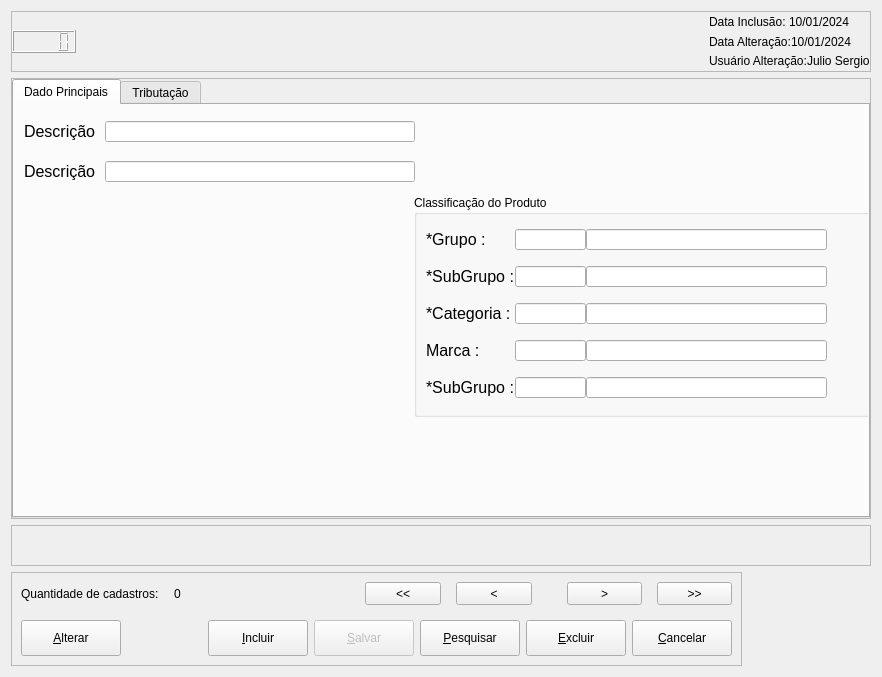
Locked666/My-Finance-QtDesigner, file ui/CadProdutos.ui: the form before one commit.
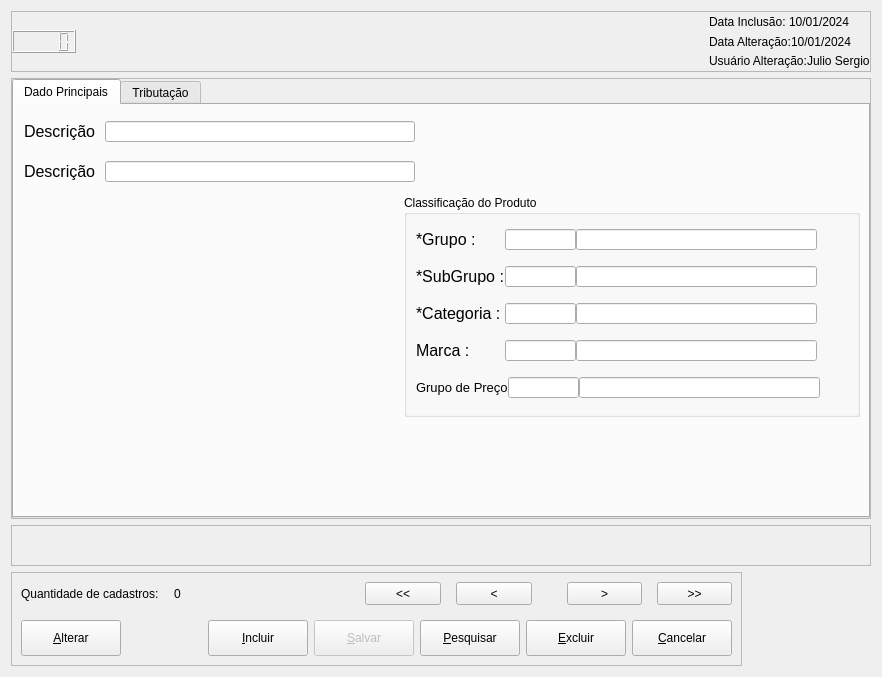
The form after the commit. Icons and pictures are not drawn.

Commit message: organize label

The edit to the form file:
```diff
--- a/ui/CadProdutos.ui
+++ b/ui/CadProdutos.ui
@@ -207,7 +207,7 @@
          <widget class="QGroupBox" name="groupBox">
           <property name="geometry">
            <rect>
-            <x>400</x>
+            <x>390</x>
             <y>90</y>
             <width>456</width>
             <height>222</height>
@@ -216,7 +216,7 @@
           <property name="maximumSize">
            <size>
             <width>456</width>
-            <height>222</height>
+            <height>241</height>
            </size>
           </property>
           <property name="title">
@@ -594,11 +594,11 @@
                </property>
                <property name="font">
                 <font>
-                 <pointsize>12</pointsize>
+                 <pointsize>10</pointsize>
                 </font>
                </property>
                <property name="text">
-                <string>*SubGrupo :</string>
+                <string>Grupo de Preço</string>
                </property>
               </widget>
              </item>
```
